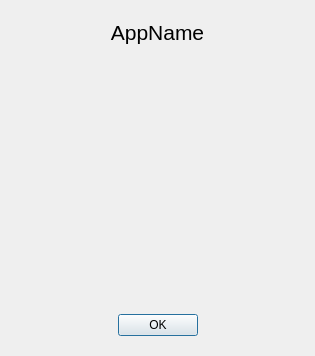
Qt form src/app/about/about.ui (xvitaly/tuned-switcher) before a commit.
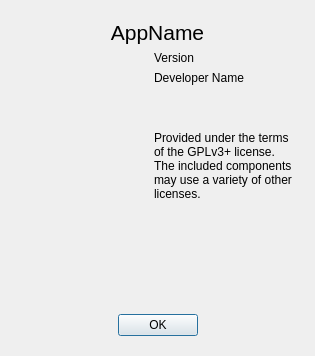
The same form after that commit.

Commit message: Added various controls for showing the application icon, version and licensing information to the About form.

The edit to the form file:
```diff
--- a/src/app/about/about.ui
+++ b/src/app/about/about.ui
@@ -45,6 +45,70 @@
         </property>
        </widget>
       </item>
+      <item>
+       <layout class="QHBoxLayout" name="HorizontalLayout">
+        <item>
+         <widget class="QLabel" name="AppIcon">
+          <property name="minimumSize">
+           <size>
+            <width>128</width>
+            <height>128</height>
+           </size>
+          </property>
+          <property name="text">
+           <string/>
+          </property>
+          <property name="alignment">
+           <set>Qt::AlignmentFlag::AlignCenter</set>
+          </property>
+          <property name="textInteractionFlags">
+           <set>Qt::TextInteractionFlag::NoTextInteraction</set>
+          </property>
+         </widget>
+        </item>
+        <item>
+         <layout class="QVBoxLayout" name="VerticalLayout2">
+          <item>
+           <widget class="QLabel" name="AppVersion">
+            <property name="text">
+             <string notr="true">Version</string>
+            </property>
+           </widget>
+          </item>
+          <item>
+           <widget class="QLabel" name="AppDeveloper">
+            <property name="text">
+             <string notr="true">Developer Name</string>
+            </property>
+           </widget>
+          </item>
+          <item>
+           <spacer name="VerticalSpacer2">
+            <property name="orientation">
+             <enum>Qt::Orientation::Vertical</enum>
+            </property>
+            <property name="sizeHint" stdset="0">
+             <size>
+              <width>20</width>
+              <height>40</height>
+             </size>
+            </property>
+           </spacer>
+          </item>
+          <item>
+           <widget class="QLabel" name="AppLicense">
+            <property name="text">
+             <string>Provided under the terms of the GPLv3+ license. The included components may use a variety of other licenses.</string>
+            </property>
+            <property name="wordWrap">
+             <bool>true</bool>
+            </property>
+           </widget>
+          </item>
+         </layout>
+        </item>
+       </layout>
+      </item>
       <item>
        <spacer name="VerticalSpacer">
         <property name="orientation">
```
